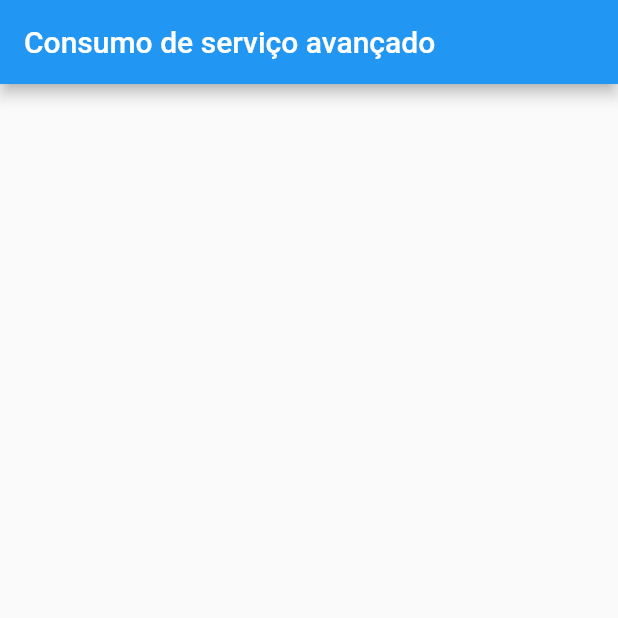
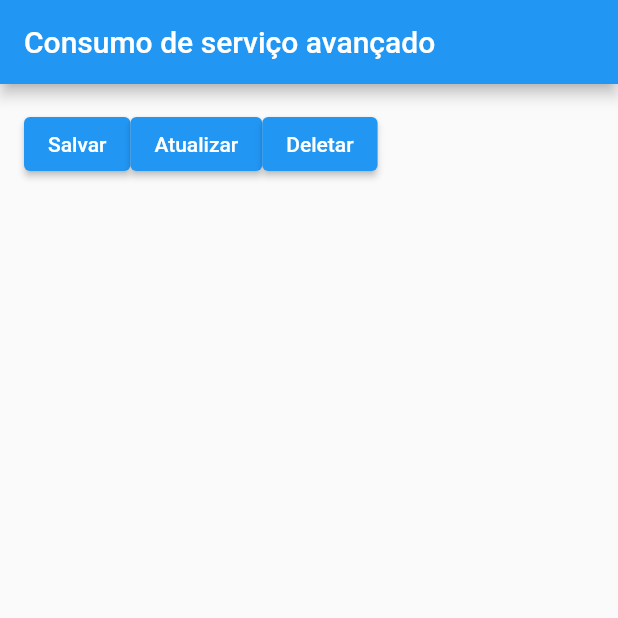
Before and after one commit to WallisonRP/learning_flutter, a Flutter app: the screen it shows after launch, on a phone screen of 412 x 824 dp, the top half of it. Run offline on Flutter 3.47's test engine with Material 2 defaults, Android fonts, the phone set to English and light mode, and no system bars; network calls fail.

```diff
--- a/Section 13 - Webservice/listas/consumo_servico_avancado/lib/Home.dart
+++ b/Section 13 - Webservice/listas/consumo_servico_avancado/lib/Home.dart
@@ -27,13 +27,71 @@ class _HomeState extends State<Home> {
     return postagens;
   }
 
+  _post() async {
+    var corpo = json.encode(
+      {
+        "userId": 120,
+        "id": null,
+        "title": "Titulo",
+        "body": "Corpo da postagem"
+      }
+    );
+    http.Response response = await http.post(
+      Uri.parse("${_urlBase}/posts"),
+      headers: {
+    'Content-type': 'application/json; charset=UTF-8',
+  },
+      body: corpo,
+      );
+
+
+    print("resposta: ${response.statusCode}");
+    print("resposta: ${response.body}");
+
+  }
+
+  _put() {
+
+  }
+
+  _patch() {
+
+  }
+
+  _delete() {
+
+  }
+
+
   @override
   Widget build(BuildContext context) {
     return Scaffold(
       appBar: AppBar(
         title: Text("Consumo de serviço avançado"),
       ),
-      body: FutureBuilder<List<Post>>(
+      body: Container(
+        padding: EdgeInsets.all(16),
+        child: Column(
+          children: [
+            Row(
+              children: [
+                ElevatedButton(
+                  onPressed: _post,
+                  child: Text("Salvar")
+                  ),
+                ElevatedButton(
+                  onPressed: _post,
+                  child: Text("Atualizar")
+                  ),
+                ElevatedButton(
+                  onPressed: _post,
+                  child: Text("Deletar")
+                  )
+              ],
+            ),
+
+            Expanded(
+              child: FutureBuilder<List<Post>>(
               future: _recuperarPostagens(),
               builder: (context, snapshop) {
                 switch (snapshop.connectionState) {
@@ -49,7 +107,6 @@ class _HomeState extends State<Home> {
                     if (snapshop.hasError) {
                       print("Lista: Erro ao carregar");
                     } else {
-                  print("Lista: Carregada com sucesso!");
                       return ListView.builder(
                         itemCount: snapshop.data?.length,
                         itemBuilder: (context, index) {
@@ -68,6 +125,12 @@ class _HomeState extends State<Home> {
                 }
                 return Center();
           }),
+              )
+
+
+          ],
+        ),
+      ),
     );
   }
 }
```
Lines whose indentation alone changed are shown as unchanged.
